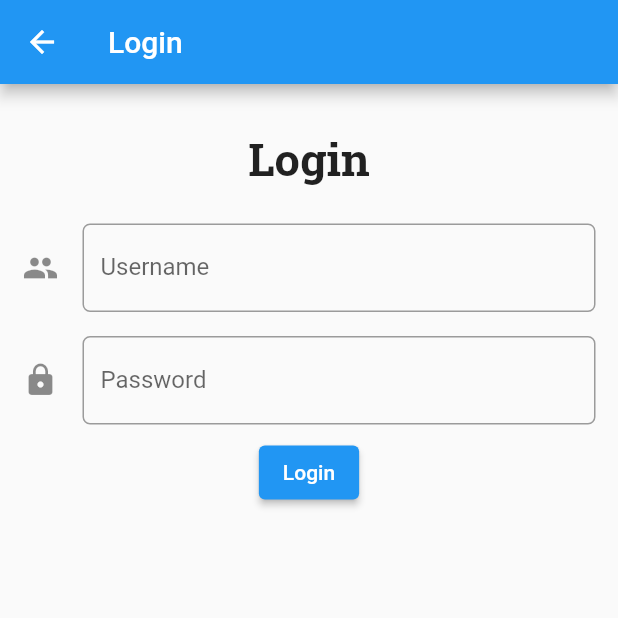
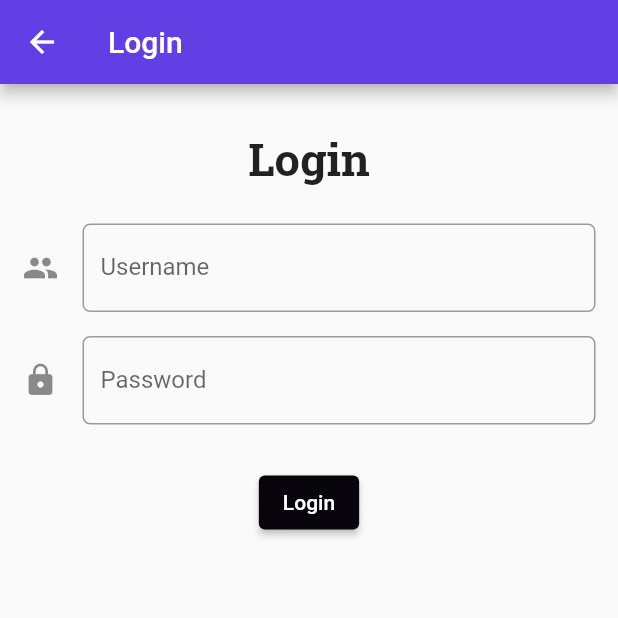
Before and after one commit to vwjaya32/RuOK-Flutter, a Flutter app: the screen it shows after launch, after a tap on "Login", on a phone screen of 412 x 824 dp, the top half of it. Run offline on Flutter 3.47's test engine with Material 2 defaults, Android fonts, the light colour scheme and no system bars; missing offline and left inert: pbp_django_auth; network calls fail.

Commit message:
Login & Homepage

```diff
--- a/ruok/lib/Articles/pages/articles_detail_page.dart
+++ b/ruok/lib/Articles/pages/articles_detail_page.dart
@@ -60,7 +60,10 @@ class _MyDetailPageState extends State<MyDetailPage> {
     return Scaffold(
       appBar: AppBar(
         backgroundColor: black,
-        title: const Text('Details'),
+        title: const Text(
+          'Details',
+          style: TextStyle(fontFamily: "Roboto Slab"),
+        ),
       ),
       drawer: RuokDrawer(),
       body: Container(
--- a/ruok/lib/Articles/pages/articles_form_page.dart
+++ b/ruok/lib/Articles/pages/articles_form_page.dart
@@ -44,7 +44,10 @@ class _ArticlesFormState extends State<ArticlesForm> {
       backgroundColor: white,
       appBar: AppBar(
         backgroundColor: purple,
-        title: Text('Write Articles'),
+        title: Text(
+          'Write Articles',
+          style: TextStyle(fontFamily: "Roboto Slab"),
+        ),
       ),
       body: Form(
         key: _formKey,
--- a/ruok/lib/Articles/pages/articles_page.dart
+++ b/ruok/lib/Articles/pages/articles_page.dart
@@ -32,7 +32,10 @@ class _MyArcticlesPageState extends State<MyArticlesPage> {
       drawer: RuokDrawer(),
       appBar: AppBar(
         backgroundColor: purple,
-        title: const Text('Articles'),
+        title: const Text(
+          'Articles',
+          style: TextStyle(fontFamily: "Roboto Slab"),
+        ),
       ),
       body: FutureBuilder(
         future: Articles.fetchArticles(),
--- a/ruok/lib/Articles/pages/comment_list_page.dart
+++ b/ruok/lib/Articles/pages/comment_list_page.dart
@@ -63,7 +63,10 @@ class _MyCommentsPageState extends State<MyCommentsPage> {
     return Scaffold(
       appBar: AppBar(
         backgroundColor: black,
-        title: const Text('Comments'),
+        title: const Text(
+          'Comments',
+          style: TextStyle(fontFamily: "Roboto Slab"),
+        ),
       ),
       body: FutureBuilder(
         future: Comments.fetchComment(artc_id.toString()),
--- a/ruok/lib/Articles/pages/comments_form_page.dart
+++ b/ruok/lib/Articles/pages/comments_form_page.dart
@@ -60,7 +60,10 @@ class _CommentsFormState extends State<CommentsForm> {
 
     return Scaffold(
       appBar: AppBar(
-        title: Text('Write Comments'),
+        title: Text(
+          'Write Comments',
+          style: TextStyle(fontFamily: "Roboto Slab"),
+        ),
         backgroundColor: purple,
       ),
       body: Form(
--- a/ruok/lib/forms/login_page.dart
+++ b/ruok/lib/forms/login_page.dart
@@ -11,7 +11,6 @@ import 'package:ruok/providers/user_provider.dart';
 // Import model
 import 'package:ruok/models/user_model.dart';
 
-
 class LoginPage extends StatefulWidget {
   const LoginPage({super.key});
 
@@ -22,6 +21,12 @@ class LoginPage extends StatefulWidget {
 class _LoginPageState extends State<LoginPage> {
   final _loginFormKey = GlobalKey<FormState>();
   bool viewPassword = false;
+
+  static const purple = Color(0xFF613FE5);
+  static const black = Color(0xFF09050D);
+  static const yellow = Color(0xFFFFCA0C);
+  static const red = Color(0xFFDE1C1C);
+  static const white = Color(0xFFFFFFFF);
 
   void toggleViewPassword() {
     setState(() {
@@ -38,6 +43,7 @@ class _LoginPageState extends State<LoginPage> {
     final userProvider = context.watch<UserProvider>();
     return Scaffold(
       appBar: AppBar(
+        backgroundColor: purple,
         title: const Text('Login'),
       ),
       body: Form(
@@ -47,15 +53,16 @@ class _LoginPageState extends State<LoginPage> {
             children: [
               const Padding(
                 padding: EdgeInsets.only(top: 30, bottom: 15),
-                child: Text(
-                    "Login",
+                child: Text("Login",
                     style: TextStyle(
-                        fontSize: 30, fontFamily: "Roboto Slab", fontWeight: FontWeight.bold)
-                ),
+                        fontSize: 30,
+                        fontFamily: "Roboto Slab",
+                        fontWeight: FontWeight.bold)),
               ),
               // Username
               Padding(
-                padding: const EdgeInsets.symmetric(horizontal: 15, vertical: 8),
+                padding:
+                    const EdgeInsets.symmetric(horizontal: 15, vertical: 8),
                 child: TextFormField(
                   decoration: InputDecoration(
                     labelText: "Username",
@@ -84,7 +91,8 @@ class _LoginPageState extends State<LoginPage> {
               ),
               // Password
               Padding(
-                padding: const EdgeInsets.symmetric(horizontal: 15, vertical: 8),
+                padding:
+                    const EdgeInsets.symmetric(horizontal: 15, vertical: 8),
                 child: TextFormField(
                   obscureText: !viewPassword,
                   enableSuggestions: false,
@@ -114,9 +122,14 @@ class _LoginPageState extends State<LoginPage> {
                   },
                 ),
               ),
-              ElevatedButton(
+              Padding(
+                padding: const EdgeInsets.only(top: 20.0),
+                child: ElevatedButton(
+                  style: ElevatedButton.styleFrom(
+                      backgroundColor: black, foregroundColor: white),
                   onPressed: () async {
-                  final response = await request.login('https://ruok.up.railway.app/mob/login/', {
+                    final response = await request
+                        .login('https://ruok.up.railway.app/mob/login/', {
                       'username': _username,
                       'password': _password,
                     });
@@ -131,16 +144,17 @@ class _LoginPageState extends State<LoginPage> {
                       userProvider.user = User.fromJson(response['data']);
                       Navigator.pop(context);
                     } else {
-                    userProvider.user = User(
-                        username: 'guest',
-                        isAdmin: false);
+                      userProvider.user =
+                          User(username: 'guest', isAdmin: false);
                       const snackBar = SnackBar(
-                      content: Text("Failed to Login, Check your Username/Password"),
+                        content: Text(
+                            "Failed to Login, Check your Username/Password"),
                       );
                       ScaffoldMessenger.of(context).showSnackBar(snackBar);
                     }
                   },
                   child: const Text('Login'),
+                ),
               ),
             ],
           ),
--- a/ruok/lib/main.dart
+++ b/ruok/lib/main.dart
@@ -52,7 +52,7 @@ class MyApp extends StatelessWidget {
           // or simply save your changes to "hot reload" in a Flutter IDE).
           // Notice that the counter didn't reset back to zero; the application
           // is not restarted.
-          primarySwatch: Colors.blue,
+          primarySwatch: Colors.purple,
         ),
         home: const HomePage(),
         initialRoute: '/login',
@@ -77,28 +77,31 @@ class HomePage extends StatefulWidget {
   // used by the build method of the State. Fields in a Widget subclass are
   // always marked "final".
 
-  final String title = 'RuOK';
+  final String title = 'Hi there! Are you OK?';
 
   @override
   State<HomePage> createState() => _HomePageState();
 }
 
 class _HomePageState extends State<HomePage> {
+  static const purple = Color(0xFF613FE5);
+  static const black = Color(0xFF09050D);
+  static const yellow = Color(0xFFFFCA0C);
+  static const red = Color(0xFFDE1C1C);
+  static const white = Color(0xFFFFFFFF);
+
   @override
   Widget build(BuildContext context) {
     final user = context.watch<UserProvider>();
-    // This method is rerun every time setState is called, for instance as done
-    // by the _incrementCounter method above.
-    //
-    // The Flutter framework has been optimized to make rerunning build methods
-    // fast, so that you can just rebuild anything that needs updating rather
-    // than having to individually change instances of widgets.
 
     return Scaffold(
       appBar: AppBar(
-        // Here we take the value from the MyHomePage object that was created by
-        // the App.build method, and use it to set our appbar title.
-        title: Text(widget.title),
+        centerTitle: true,
+        backgroundColor: purple,
+        title: Text(
+          widget.title,
+          style: TextStyle(fontFamily: "Roboto Slab"),
+        ),
       ),
 
       drawer: const RuokDrawer(),
@@ -124,7 +127,21 @@ class _HomePageState extends State<HomePage> {
           mainAxisAlignment: MainAxisAlignment.center,
 
           children: [
-            Text(user.user.username),
+            Image.network(
+              "https://img.freepik.com/premium-vector/cartoon-purple-monster-with-shocked-expression-illustration_6460-781.jpg?w=2000",
+              height: 500,
+            ),
+            const Text(
+              "You are now login as",
+              style: TextStyle(
+                  fontFamily: "Roboto Slab", color: black, fontSize: 30),
+            ),
+            Text(user.user.username,
+                style: const TextStyle(
+                    fontFamily: "Roboto Slab",
+                    color: purple,
+                    fontSize: 35,
+                    fontWeight: FontWeight.bold)),
           ],
         ),
       ), // This trailing comma makes auto-formatting nicer for build methods.
```
Also changed, not shown: 1 other file. Lines whose indentation alone changed are shown as unchanged.
